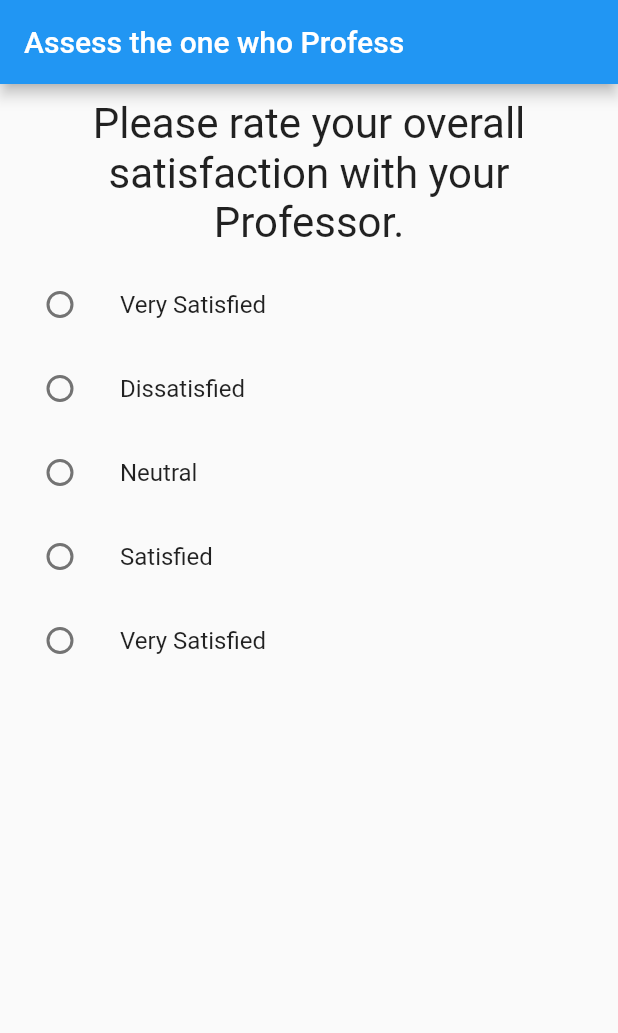
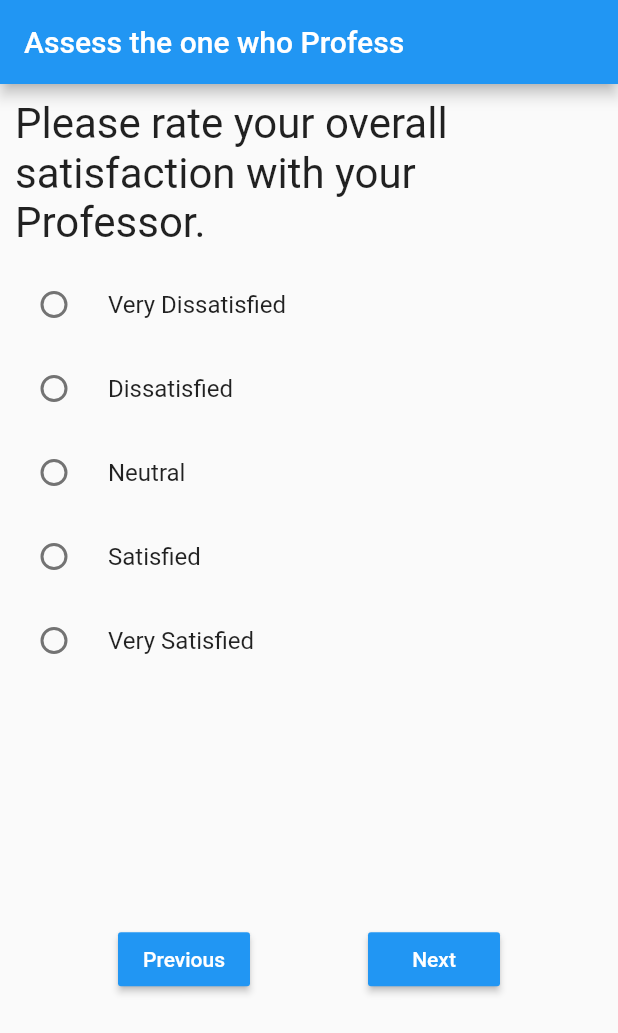
Before and after one commit to shrutijain18/ATOP, a Flutter app: the screen it shows after launch, after a tap on "Go as a Student", on a phone screen of 412 x 824 dp. Shown: the top 1033 px of the screen. Run offline on Flutter 3.47's test engine with Material 2 defaults, Android fonts, the phone set to English and light mode, and no system bars.

Commit message:
Development changes - modified radio button code/ added navigator buttons

```diff
--- a/lib/main.dart
+++ b/lib/main.dart
@@ -1,10 +1,14 @@
 import 'package:flutter/material.dart';
 import 'home/homeScreen.dart';
+
 /*import './student/surveyQuestions.dart';*/
 
 void main() {
   runApp(MaterialApp(
     title: 'Navigation Basics',
+    theme: new ThemeData(
+      primaryColor: Colors.blue,
+    ),
     home: Homescreen(),
   ));
 }
--- a/lib/student/answers.dart
+++ b/lib/student/answers.dart
@@ -3,26 +3,27 @@ import 'package:flutter/material.dart';
 class Answer extends StatelessWidget {
   final Function selectHandler;
   final String answerText;
+  final String groupTextValue;
 
-  Answer(this.selectHandler, this.answerText);
+  Answer(this.selectHandler, this.answerText, this.groupTextValue);
 
   @override
   Widget build(BuildContext context) {
     var container = Container(
         width: double.infinity,
         child: new Column(
-          //mainAxisAlignment: MainAxisAlignment.center,
+          mainAxisAlignment: MainAxisAlignment.start,
+          crossAxisAlignment: CrossAxisAlignment.start,
           children: <Widget>[
-            ListTile(
-                title: Text(answerText),
-                leading: Radio(
-                  value: answerText,
-                  groupValue: 'answerOptions',
-                  onChanged: (val) {
-                    print(val);
-                    selectHandler(val);
-                  },
-                )),
+            RadioListTile(
+              title: Text(answerText),
+              value: answerText,
+              groupValue: groupTextValue,
+              activeColor: Colors.blue,
+              onChanged: (val) {
+                selectHandler(val);
+              },
+            ),
           ],
         ));
     return container;
--- a/lib/student/questions.dart
+++ b/lib/student/questions.dart
@@ -12,7 +12,7 @@ class QuestionText extends StatelessWidget {
       child: Text(
         questionText,
         style: TextStyle(fontSize: 28),
-        textAlign: TextAlign.center,
+        textAlign: TextAlign.left,
       ),
     );
   }
--- /dev/null
+++ b/lib/student/questionsNavigator.dart
@@ -0,0 +1,27 @@
+import 'package:flutter/material.dart';
+import 'package:quiz_project/student/questions.dart';
+
+class Questionsnavigator extends StatelessWidget {
+  final String buttonLabel;
+  final Function navigateQuestions;
+  Questionsnavigator(this.buttonLabel, this.navigateQuestions);
+
+  @override
+  Widget build(BuildContext context) {
+    return Column(
+      mainAxisAlignment: MainAxisAlignment.spaceEvenly,
+      crossAxisAlignment: CrossAxisAlignment.end,
+      children: <Widget>[
+        new RaisedButton(
+          onPressed: () {
+            navigateQuestions();
+          },
+          textColor: Colors.white,
+          color: Colors.blue,
+          padding: const EdgeInsets.all(8.0),
+          child: new Text(buttonLabel),
+        ),
+      ],
+    );
+  }
+}
--- a/lib/student/studentMainScreen.dart
+++ b/lib/student/studentMainScreen.dart
@@ -13,7 +13,7 @@ class _StudentmainscreenState extends State<Studentmainscreen> {
       'questionText':
           'Please rate your overall satisfaction with your Professor.',
       'answers': [
-        'Very Satisfied',
+        'Very Dissatisfied',
         'Dissatisfied',
         'Neutral',
         'Satisfied',
@@ -54,14 +54,27 @@ class _StudentmainscreenState extends State<Studentmainscreen> {
     },
   ];
   var _questionIndex = 0;
+  String radioGroupValue;
   void _answerQuestion(val) {
-    print(val);
     setState(() {
-      _questionIndex++;
+      radioGroupValue = val;
+    });
+
+    Future.delayed(const Duration(milliseconds: 1000), () {
+      setState(() {
+        _questionIndex++;
+        radioGroupValue = "";
+      });
     });
     //  print("Answer chosen!!");
     print(_questionIndex);
     // return _questionIndex;
+  }
+
+  _navigateQuestion(val) {
+    setState(() {
+      _questionIndex++;
+    });
   }
 
   @override
@@ -72,9 +85,10 @@ class _StudentmainscreenState extends State<Studentmainscreen> {
             title: Text("Assess the one who Profess"),
           ),
           body: _questionIndex < _questions.length
-              ? Survey(_questions, _questionIndex, _answerQuestion)
+              ? Survey(_questions, _questionIndex, _answerQuestion,
+                  radioGroupValue, _navigateQuestion)
               : Center(
-                  child: Text("No More Questions"),
+                  child: Text("Thank you for your time"),
                 )),
     );
   }
--- a/lib/student/surveyQuestions.dart
+++ b/lib/student/surveyQuestions.dart
@@ -2,22 +2,39 @@ import 'package:flutter/material.dart';
 
 import './questions.dart';
 import './answers.dart';
+import './questionsNavigator.dart';
 
 class Survey extends StatelessWidget {
   final List<Map<String, Object>> questions;
   final int questionIndex;
   final Function answerQuestion;
+  final String radioGroupValue;
+  final Function navigateQuestion;
 
-  Survey(this.questions, this.questionIndex, this.answerQuestion);
+  Survey(this.questions, this.questionIndex, this.answerQuestion,
+      this.radioGroupValue, this.navigateQuestion);
 
   @override
   Widget build(BuildContext context) {
     return Column(
+      mainAxisAlignment: MainAxisAlignment.start,
       children: [
         QuestionText(questions[questionIndex]['questionText']),
         ...(questions[questionIndex]['answers'] as List<String>).map((answer) {
-          return Answer(answerQuestion, answer);
-        }).toList()
+          return Answer(answerQuestion, answer, radioGroupValue);
+        }).toList(),
+        Expanded(
+          child: Align(
+            alignment: FractionalOffset.bottomCenter,
+            child: Row(
+              mainAxisAlignment: MainAxisAlignment.spaceEvenly,
+              children: <Widget>[
+                Questionsnavigator("Previous", navigateQuestion),
+                Questionsnavigator("Next", navigateQuestion),
+              ],
+            ),
+          ),
+        )
       ],
     );
   }
```
